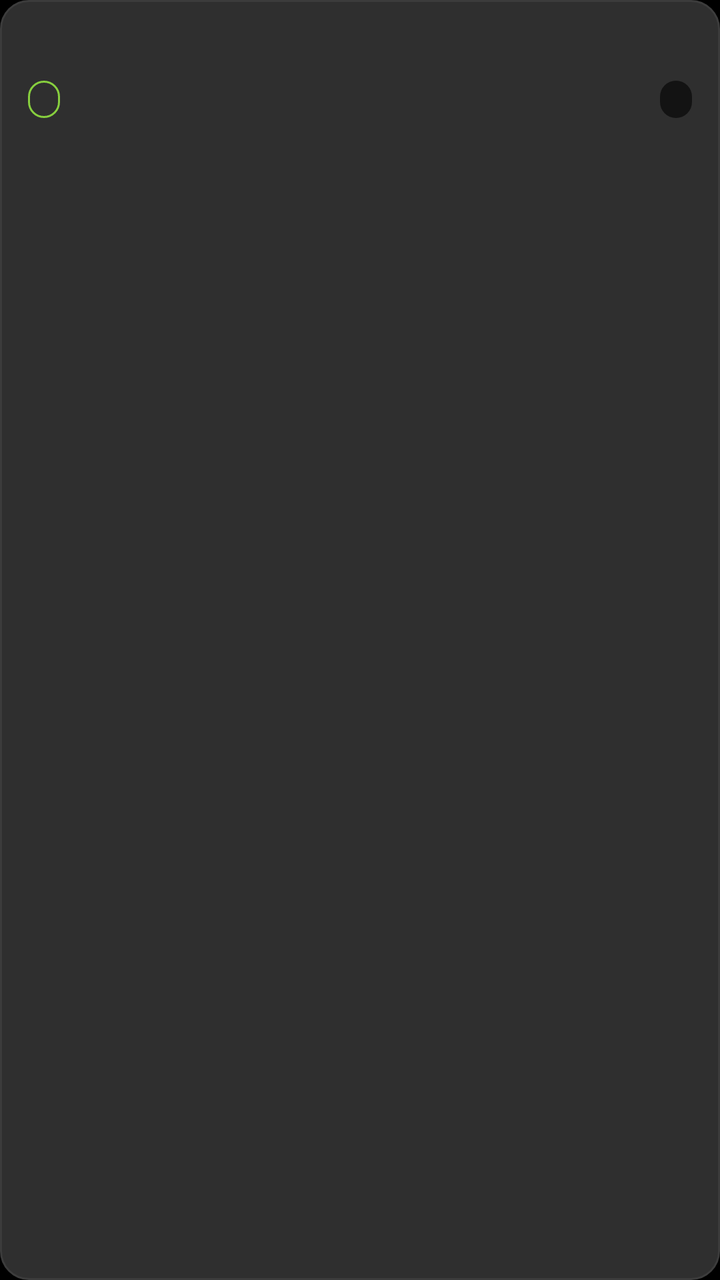
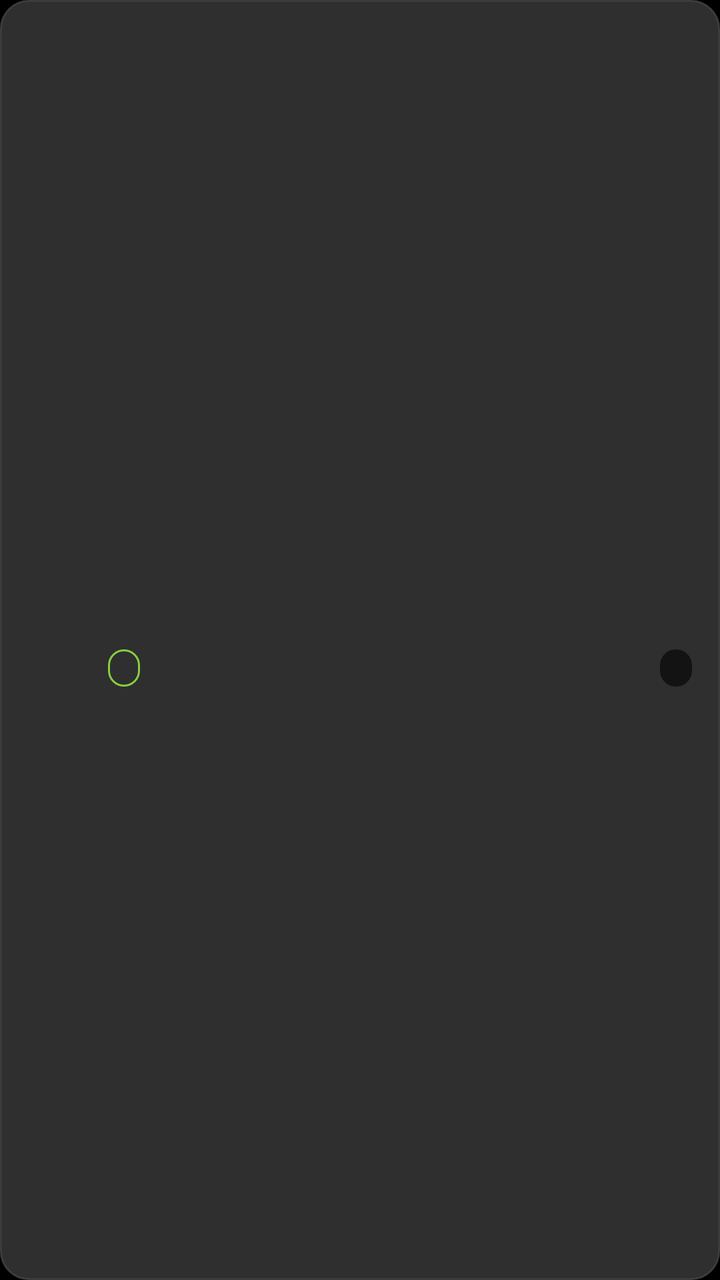

Compare the two renders of this Android layout. The source of the first and the diff that turns it into the second are given below.
<!-- AndroidManifest.xml: another module's application theme Theme.Molina.App -->
<!-- res/layout/item_search_result.xml -->
<?xml version="1.0" encoding="utf-8"?>
<LinearLayout xmlns:android="http://schemas.android.com/apk/res/android"
    android:layout_width="match_parent"
    android:layout_height="wrap_content"
    android:layout_marginBottom="8dp"
    android:background="@drawable/bg_search_card"
    android:clickable="true"
    android:focusable="true"
    android:orientation="vertical"
    android:paddingHorizontal="14dp"
    android:paddingVertical="12dp">

    <TextView
        android:id="@+id/title"
        android:layout_width="match_parent"
        android:layout_height="wrap_content"
        android:ellipsize="end"
        android:maxLines="2"
        android:textColor="@android:color/white"
        android:textSize="15sp"
        android:textStyle="bold" />

    <LinearLayout
        android:layout_width="match_parent"
        android:layout_height="wrap_content"
        android:layout_marginTop="8dp"
        android:gravity="center_vertical"
        android:orientation="horizontal">

        <TextView
            android:id="@+id/chip"
            android:layout_width="wrap_content"
            android:layout_height="wrap_content"
            android:background="@drawable/bg_search_chip"
            android:paddingHorizontal="8dp"
            android:paddingVertical="2dp"
            android:textColor="@color/molina_accent"
            android:textSize="11sp"
            android:textStyle="bold" />

        <TextView
            android:id="@+id/meta"
            android:layout_width="0dp"
            android:layout_height="wrap_content"
            android:layout_marginStart="10dp"
            android:layout_weight="1"
            android:ellipsize="end"
            android:singleLine="true"
            android:textColor="@color/molina_text_secondary"
            android:textSize="12sp" />

        <TextView
            android:id="@+id/duration"
            android:layout_width="wrap_content"
            android:layout_height="wrap_content"
            android:layout_marginStart="8dp"
            android:background="@drawable/bg_search_duration"
            android:paddingHorizontal="8dp"
            android:paddingVertical="2dp"
            android:textColor="@android:color/white"
            android:textSize="11sp" />
    </LinearLayout>
</LinearLayout>
<!-- resources referenced by this layout -->
<resources>
  <color name="molina_accent">#87CF3E</color>
  <color name="molina_text_secondary">#B8B8B8</color>
  <!-- drawable bg_search_card (drawable) -->
  <?xml version="1.0" encoding="utf-8"?>
  <ripple xmlns:android="http://schemas.android.com/apk/res/android" android:color="#4087CF3E">
      <item>
          <shape android:shape="rectangle">
              <solid android:color="@color/molina_card_bg" />
              <stroke android:width="1dp" android:color="@color/molina_card_line" />
              <corners android:radius="14dp" />
          </shape>
      </item>
  </ripple>
  <!-- drawable bg_search_chip (drawable) -->
  <?xml version="1.0" encoding="utf-8"?>
  <shape xmlns:android="http://schemas.android.com/apk/res/android" android:shape="rectangle">
      <solid android:color="#00000000" />
      <stroke android:width="1dp" android:color="@color/molina_accent" />
      <corners android:radius="10dp" />
  </shape>
  <!-- drawable bg_search_duration (drawable) -->
  <?xml version="1.0" encoding="utf-8"?>
  <shape xmlns:android="http://schemas.android.com/apk/res/android" android:shape="rectangle">
      <solid android:color="#99000000" />
      <corners android:radius="10dp" />
  </shape>
  <style name="Theme.Molina.App" parent="Theme.Molina">
          <item name="colorPrimary">@color/molina_terminal_accent</item>
          <item name="colorOnPrimary">@color/molina_on_terminal_accent</item>
          <item name="colorSecondary">@color/molina_brand_accent</item>
          <item name="colorOnSecondary">@color/molina_on_brand_accent</item>
          <item name="colorSecondaryContainer">@color/molina_brand_container</item>
          <item name="colorOnSecondaryContainer">@color/molina_brand_accent</item>
      </style>
  <color name="molina_card_bg">#2F2F2F</color>
  <color name="molina_card_line">#3C3C3C</color>
  <color name="molina_terminal_accent">#00BFA5</color>
  <color name="molina_on_terminal_accent">#00201B</color>
  <color name="molina_brand_accent">#87CF3E</color>
  <color name="molina_on_brand_accent">#162100</color>
  <color name="molina_brand_container">#2D4012</color>
  <color name="molina_bg">#000000</color>
  <color name="molina_surface">#000000</color>
  <color name="molina_surface_variant">#0D0D0D</color>
  <color name="molina_on_surface">#E6EAEE</color>
  <color name="molina_on_surface_variant">#A9B3BD</color>
  <color name="molina_outline">#2A2D35</color>
  <color name="molina_error">#FF6B6B</color>
  <style name="ShapeAppearance.Molina.Medium" parent="ShapeAppearance.Material3.Corner.Medium">
          <item name="cornerSize">@dimen/molina_radius</item>
      </style>
  <style name="Widget.Molina.BottomNav" parent="Widget.Material3.BottomNavigationView">
          <item name="backgroundTint">@color/molina_surface</item>
          <item name="android:minHeight">64dp</item>
          <item name="itemIconTint">@null</item>
          <item name="itemTextColor">@color/molina_nav_label</item>
          <item name="itemIconSize">22dp</item>
          <item name="itemPaddingTop">4dp</item>
          <item name="itemPaddingBottom">12dp</item>
          <item name="labelVisibilityMode">labeled</item>
          <item name="itemActiveIndicatorStyle">@style/Widget.Molina.BottomNav.Indicator</item>
      </style>
  <dimen name="molina_radius">12dp</dimen>
  <style name="Widget.Molina.BottomNav.Indicator" parent="Widget.Material3.BottomNavigationView.ActiveIndicator">
          <item name="android:height">28dp</item>
      </style>
  <!-- unchanged entries left out for length: 1 -->
</resources>

<!-- the commit's change to res/layout/item_search_result.xml (unified diff, before → after) -->
@@ -6,58 +6,75 @@
     android:background="@drawable/bg_search_card"
     android:clickable="true"
     android:focusable="true"
-    android:orientation="vertical"
+    android:gravity="center_vertical"
+    android:orientation="horizontal"
     android:paddingHorizontal="14dp"
     android:paddingVertical="12dp">
 
     <TextView
-        android:id="@+id/title"
-        android:layout_width="match_parent"
+        android:id="@+id/number"
+        android:layout_width="40dp"
         android:layout_height="wrap_content"
-        android:ellipsize="end"
-        android:maxLines="2"
-        android:textColor="@android:color/white"
-        android:textSize="15sp"
-        android:textStyle="bold" />
+        android:textColor="@color/molina_accent"
+        android:textSize="13sp"
+        android:textStyle="bold"
+        android:typeface="monospace" />
 
     <LinearLayout
-        android:layout_width="match_parent"
+        android:layout_width="0dp"
         android:layout_height="wrap_content"
-        android:layout_marginTop="8dp"
-        android:gravity="center_vertical"
-        android:orientation="horizontal">
+        android:layout_weight="1"
+        android:orientation="vertical">
 
         <TextView
-            android:id="@+id/chip"
-            android:layout_width="wrap_content"
+            android:id="@+id/title"
+            android:layout_width="match_parent"
             android:layout_height="wrap_content"
-            android:background="@drawable/bg_search_chip"
-            android:paddingHorizontal="8dp"
-            android:paddingVertical="2dp"
-            android:textColor="@color/molina_accent"
-            android:textSize="11sp"
+            android:ellipsize="end"
+            android:maxLines="2"
+            android:textColor="@android:color/white"
+            android:textSize="15sp"
             android:textStyle="bold" />
 
-        <TextView
-            android:id="@+id/meta"
-            android:layout_width="0dp"
+        <LinearLayout
+            android:layout_width="match_parent"
             android:layout_height="wrap_content"
-            android:layout_marginStart="10dp"
-            android:layout_weight="1"
-            android:ellipsize="end"
-            android:singleLine="true"
-            android:textColor="@color/molina_text_secondary"
-            android:textSize="12sp" />
+            android:layout_marginTop="8dp"
+            android:gravity="center_vertical"
+            android:orientation="horizontal">
 
-        <TextView
-            android:id="@+id/duration"
-            android:layout_width="wrap_content"
-            android:layout_height="wrap_content"
-            android:layout_marginStart="8dp"
-            android:background="@drawable/bg_search_duration"
-            android:paddingHorizontal="8dp"
-            android:paddingVertical="2dp"
-            android:textColor="@android:color/white"
-            android:textSize="11sp" />
+            <TextView
+                android:id="@+id/chip"
+                android:layout_width="wrap_content"
+                android:layout_height="wrap_content"
+                android:background="@drawable/bg_search_chip"
+                android:paddingHorizontal="8dp"
+                android:paddingVertical="2dp"
+                android:textColor="@color/molina_accent"
+                android:textSize="11sp"
+                android:textStyle="bold" />
+
+            <TextView
+                android:id="@+id/meta"
+                android:layout_width="0dp"
+                android:layout_height="wrap_content"
+                android:layout_marginStart="10dp"
+                android:layout_weight="1"
+                android:ellipsize="end"
+                android:singleLine="true"
+                android:textColor="@color/molina_text_secondary"
+                android:textSize="12sp" />
+
+            <TextView
+                android:id="@+id/duration"
+                android:layout_width="wrap_content"
+                android:layout_height="wrap_content"
+                android:layout_marginStart="8dp"
+                android:background="@drawable/bg_search_duration"
+                android:paddingHorizontal="8dp"
+                android:paddingVertical="2dp"
+                android:textColor="@android:color/white"
+                android:textSize="11sp" />
+        </LinearLayout>
     </LinearLayout>
 </LinearLayout>
